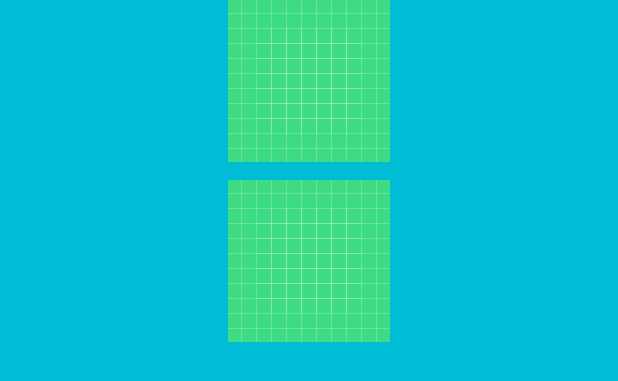
After one commit to kidhood/racing_game_android_studio, an Android app: the layout result_dialog.xml on its own in the app's theme, with its tools: preview values and no code run, on a phone screen of 412 x 824 dp. The commit adds this screen. Shown: the top 381 px of the screen. Run offline under Robolectric (Android 15) with nearby library versions, the phone set to English and light mode, and no system bars.

Commit message:
Create dialog modal and style

```diff
--- a/app/src/main/res/layout/activity_main.xml
+++ b/app/src/main/res/layout/activity_main.xml
@@ -73,7 +73,7 @@
             android:id="@+id/txtBalance"
             android:layout_width="wrap_content"
             android:layout_height="wrap_content"
-            android:text="0$"
+            android:text="0"
             android:textColor="#B6A829"
             android:textSize="20sp"
             android:textStyle="bold"
--- /dev/null
+++ b/app/src/main/res/layout/result_dialog.xml
@@ -0,0 +1,43 @@
+<?xml version="1.0" encoding="utf-8"?>
+<androidx.constraintlayout.widget.ConstraintLayout xmlns:android="http://schemas.android.com/apk/res/android"
+    xmlns:app="http://schemas.android.com/apk/res-auto"
+    xmlns:tools="http://schemas.android.com/tools"
+    android:layout_width="match_parent"
+    android:layout_height="match_parent"
+    android:background="#00BCD4"
+    >
+
+    <ImageView
+        android:id="@+id/trophyImage"
+        android:layout_width="wrap_content"
+        android:layout_height="wrap_content"
+        android:layout_gravity="center_horizontal"
+        android:src="@drawable/ic_launcher_background"
+        app:layout_constraintEnd_toEndOf="parent"
+        app:layout_constraintStart_toStartOf="parent"
+        app:layout_constraintTop_toTopOf="parent" />
+
+    <TextView
+        android:id="@+id/message"
+        android:layout_width="match_parent"
+        android:layout_height="wrap_content"
+        android:layout_marginTop="12dp"
+        android:text=""
+        android:gravity="center"
+        app:layout_constraintEnd_toEndOf="parent"
+        app:layout_constraintStart_toStartOf="parent"
+        app:layout_constraintTop_toBottomOf="@+id/winner_image" />
+
+    <ImageView
+        android:id="@+id/winner_image"
+        android:layout_width="wrap_content"
+        android:layout_height="wrap_content"
+        android:layout_gravity="center_horizontal"
+        android:layout_marginTop="12dp"
+        android:src="@drawable/ic_launcher_background"
+        app:layout_constraintEnd_toEndOf="parent"
+        app:layout_constraintHorizontal_bias="0.501"
+        app:layout_constraintStart_toStartOf="parent"
+        app:layout_constraintTop_toBottomOf="@+id/trophyImage" />
+
+</androidx.constraintlayout.widget.ConstraintLayout>
```
Also changed, not shown: app/src/main/java/com/fu/duckracing/MainActivity.java (+102 -6 lines).
